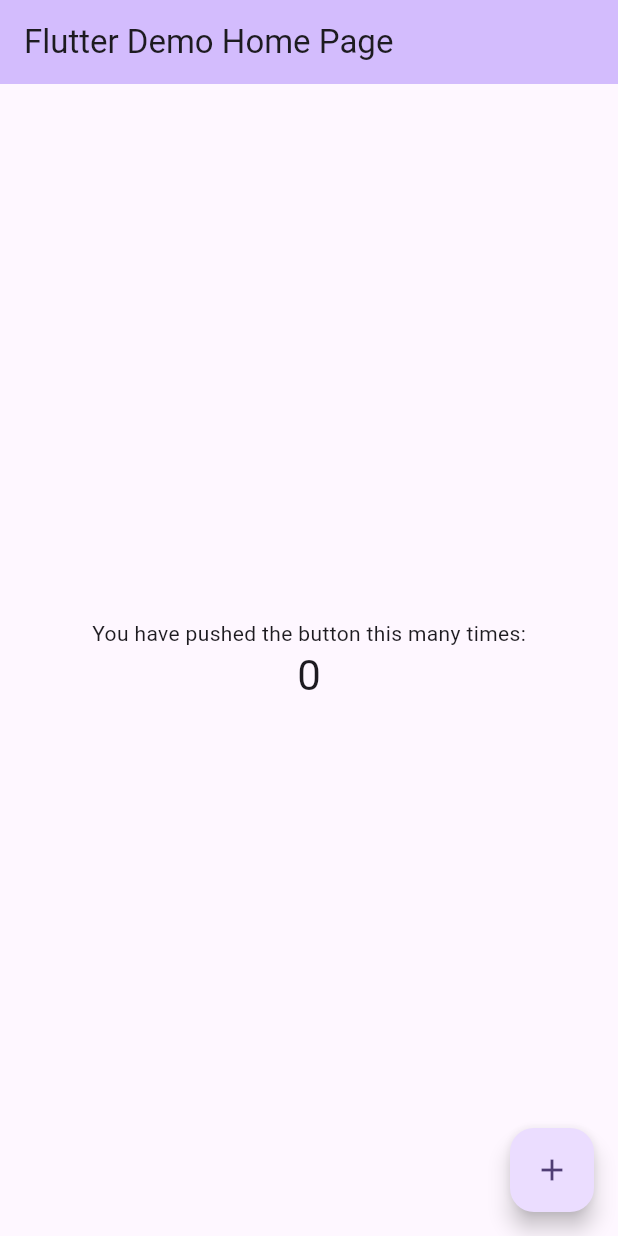
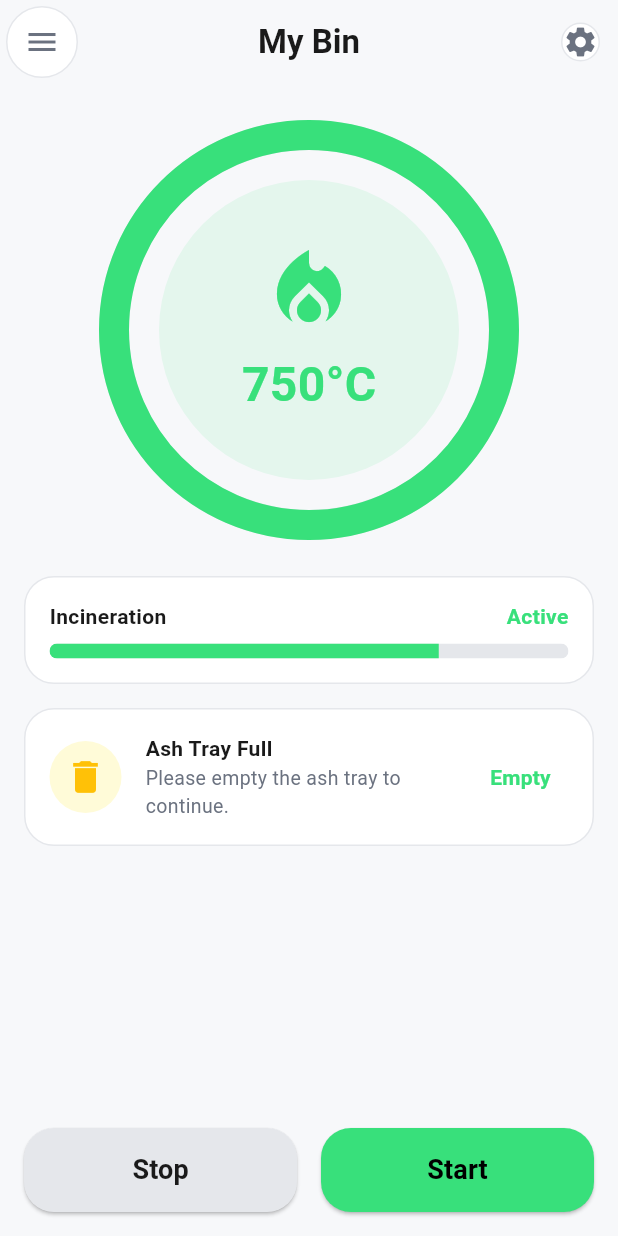
Before and after one commit to sateban/smart-incineration-bin, a Flutter app: the screen it shows after launch, on a phone screen of 412 x 824 dp. Run offline on Flutter 3.47's test engine with Material 3 defaults, Android fonts, the phone set to English and light mode, and no system bars.

Commit message:
feature: activity one

```diff
--- a/lib/main.dart
+++ b/lib/main.dart
@@ -1,122 +1,251 @@
 import 'package:flutter/material.dart';
 
 void main() {
-  runApp(const MyApp());
+  runApp(const SmartBinDashboard());
 }
 
-class MyApp extends StatelessWidget {
-  const MyApp({super.key});
-
-  // This widget is the root of your application.
-  @override
-  Widget build(BuildContext context) {
-    return MaterialApp(
-      title: 'Flutter Demo',
-      theme: ThemeData(
-        // This is the theme of your application.
-        //
-        // TRY THIS: Try running your application with "flutter run". You'll see
-        // the application has a purple toolbar. Then, without quitting the app,
-        // try changing the seedColor in the colorScheme below to Colors.green
-        // and then invoke "hot reload" (save your changes or press the "hot
-        // reload" button in a Flutter-supported IDE, or press "r" if you used
-        // the command line to start the app).
-        //
-        // Notice that the counter didn't reset back to zero; the application
-        // state is not lost during the reload. To reset the state, use hot
-        // restart instead.
-        //
-        // This works for code too, not just values: Most code changes can be
-        // tested with just a hot reload.
-        colorScheme: ColorScheme.fromSeed(seedColor: Colors.deepPurple),
-      ),
-      home: const MyHomePage(title: 'Flutter Demo Home Page'),
-    );
-  }
-}
-
-class MyHomePage extends StatefulWidget {
-  const MyHomePage({super.key, required this.title});
-
-  // This widget is the home page of your application. It is stateful, meaning
-  // that it has a State object (defined below) that contains fields that affect
-  // how it looks.
-
-  // This class is the configuration for the state. It holds the values (in this
-  // case the title) provided by the parent (in this case the App widget) and
-  // used by the build method of the State. Fields in a Widget subclass are
-  // always marked "final".
-
-  final String title;
-
-  @override
-  State<MyHomePage> createState() => _MyHomePageState();
-}
-
-class _MyHomePageState extends State<MyHomePage> {
-  int _counter = 0;
-
-  void _incrementCounter() {
-    setState(() {
-      // This call to setState tells the Flutter framework that something has
-      // changed in this State, which causes it to rerun the build method below
-      // so that the display can reflect the updated values. If we changed
-      // _counter without calling setState(), then the build method would not be
-      // called again, and so nothing would appear to happen.
-      _counter++;
-    });
-  }
+class SmartBinDashboard extends StatelessWidget {
+  const SmartBinDashboard({super.key});
 
   @override
   Widget build(BuildContext context) {
-    // This method is rerun every time setState is called, for instance as done
-    // by the _incrementCounter method above.
-    //
-    // The Flutter framework has been optimized to make rerunning build methods
-    // fast, so that you can just rebuild anything that needs updating rather
-    // than having to individually change instances of widgets.
-    return Scaffold(
-      appBar: AppBar(
-        // TRY THIS: Try changing the color here to a specific color (to
-        // Colors.amber, perhaps?) and trigger a hot reload to see the AppBar
-        // change color while the other colors stay the same.
-        backgroundColor: Theme.of(context).colorScheme.inversePrimary,
-        // Here we take the value from the MyHomePage object that was created by
-        // the App.build method, and use it to set our appbar title.
-        title: Text(widget.title),
-      ),
-      body: Center(
-        // Center is a layout widget. It takes a single child and positions it
-        // in the middle of the parent.
-        child: Column(
-          // Column is also a layout widget. It takes a list of children and
-          // arranges them vertically. By default, it sizes itself to fit its
-          // children horizontally, and tries to be as tall as its parent.
-          //
-          // Column has various properties to control how it sizes itself and
-          // how it positions its children. Here we use mainAxisAlignment to
-          // center the children vertically; the main axis here is the vertical
-          // axis because Columns are vertical (the cross axis would be
-          // horizontal).
-          //
-          // TRY THIS: Invoke "debug painting" (choose the "Toggle Debug Paint"
-          // action in the IDE, or press "p" in the console), to see the
-          // wireframe for each widget.
-          mainAxisAlignment: MainAxisAlignment.center,
-          children: <Widget>[
-            const Text('You have pushed the button this many times:'),
-            Text(
-              '$_counter',
-              style: Theme.of(context).textTheme.headlineMedium,
+    const primaryColor = Color(0xFF38E07B);
+    const backgroundColor = Color(0xFFF7F8FA);
+    const mutedColor = Color(0xFFE5E7EB);
+    const mutedForeground = Color(0xFF6B7280);
+    const cardColor = Colors.white;
+    const foregroundColor = Color(0xFF1A1A1A);
+
+    return MaterialApp(
+      debugShowCheckedModeBanner: false,
+      home: Scaffold(
+        backgroundColor: backgroundColor,
+        appBar: AppBar(
+          backgroundColor: backgroundColor,
+          elevation: 0,
+          title: const Text(
+            "My Bin",
+            style: TextStyle(
+              color: foregroundColor,
+              fontWeight: FontWeight.bold,
+            ),
+          ),
+          centerTitle: true,
+          leading: _circleIcon(Icons.menu, mutedForeground, cardColor, mutedColor),
+          actions: [
+            Padding(
+              padding: const EdgeInsets.only(right: 8.0),
+              child: _circleIcon(Icons.settings, mutedForeground, cardColor, mutedColor),
+            ),
+          ],
+        ),
+        body: Column(
+          children: [
+            const SizedBox(height: 24),
+            // Circular Gauge
+            Center(
+              child: Stack(
+                alignment: Alignment.center,
+                children: [
+                  Container(
+                    width: 280,
+                    height: 280,
+                    decoration: BoxDecoration(
+                      shape: BoxShape.circle,
+                      border: Border.all(color: mutedColor, width: 20),
+                    ),
+                  ),
+                  Transform.rotate(
+                    angle: 0.785, // 45 degrees
+                    child: Container(
+                      width: 280,
+                      height: 280,
+                      decoration: BoxDecoration(
+                        shape: BoxShape.circle,
+                        border: Border.all(color: primaryColor, width: 20),
+                      ),
+                    ),
+                  ),
+                  Container(
+                    width: 200,
+                    height: 200,
+                    decoration: BoxDecoration(
+                      color: primaryColor.withOpacity(0.1),
+                      shape: BoxShape.circle,
+                    ),
+                    child: Column(
+                      mainAxisAlignment: MainAxisAlignment.center,
+                      children: const [
+                        Icon(Icons.local_fire_department,
+                            color: primaryColor, size: 64),
+                        SizedBox(height: 8),
+                        Text(
+                          "750°C",
+                          style: TextStyle(
+                            fontSize: 32,
+                            color: primaryColor,
+                            fontWeight: FontWeight.bold,
+                          ),
+                        ),
+                      ],
+                    ),
+                  ),
+                ],
+              ),
+            ),
+            const SizedBox(height: 24),
+            // Status Card
+            Padding(
+              padding: const EdgeInsets.symmetric(horizontal: 16),
+              child: Column(
+                children: [
+                  Container(
+                    decoration: BoxDecoration(
+                      color: cardColor,
+                      borderRadius: BorderRadius.circular(20),
+                      border: Border.all(color: mutedColor),
+                    ),
+                    padding: const EdgeInsets.all(16),
+                    child: Column(
+                      crossAxisAlignment: CrossAxisAlignment.start,
+                      children: [
+                        Row(
+                          mainAxisAlignment: MainAxisAlignment.spaceBetween,
+                          children: const [
+                            Text("Incineration",
+                                style: TextStyle(
+                                    fontWeight: FontWeight.w600,
+                                    color: foregroundColor)),
+                            Text("Active",
+                                style: TextStyle(
+                                    fontWeight: FontWeight.w600,
+                                    color: primaryColor)),
+                          ],
+                        ),
+                        const SizedBox(height: 8),
+                        ClipRRect(
+                          borderRadius: BorderRadius.circular(50),
+                          child: LinearProgressIndicator(
+                            value: 0.75,
+                            minHeight: 10,
+                            backgroundColor: mutedColor,
+                            valueColor:
+                                const AlwaysStoppedAnimation(primaryColor),
+                          ),
+                        ),
+                      ],
+                    ),
+                  ),
+                  const SizedBox(height: 16),
+                  // Alert card
+                  Container(
+                    decoration: BoxDecoration(
+                      color: cardColor,
+                      borderRadius: BorderRadius.circular(20),
+                      border: Border.all(color: mutedColor),
+                    ),
+                    padding: const EdgeInsets.all(16),
+                    child: Row(
+                      children: [
+                        Container(
+                          width: 48,
+                          height: 48,
+                          decoration: BoxDecoration(
+                            color: Colors.yellow.withOpacity(0.2),
+                            shape: BoxShape.circle,
+                          ),
+                          child: const Icon(Icons.delete,
+                              color: Colors.amber, size: 28),
+                        ),
+                        const SizedBox(width: 16),
+                        const Expanded(
+                          child: Column(
+                            crossAxisAlignment: CrossAxisAlignment.start,
+                            children: [
+                              Text("Ash Tray Full",
+                                  style: TextStyle(
+                                      fontWeight: FontWeight.w600,
+                                      color: foregroundColor)),
+                              Text("Please empty the ash tray to continue.",
+                                  style: TextStyle(
+                                      fontSize: 13, color: mutedForeground)),
+                            ],
+                          ),
+                        ),
+                        TextButton(
+                          onPressed: () {},
+                          child: const Text(
+                            "Empty",
+                            style: TextStyle(
+                                fontWeight: FontWeight.w600,
+                                color: primaryColor),
+                          ),
+                        )
+                      ],
+                    ),
+                  ),
+                ],
+              ),
+            ),
+            const Spacer(),
+            // Bottom Buttons
+            Padding(
+              padding: const EdgeInsets.all(16),
+              child: Row(
+                children: [
+                  Expanded(
+                    child: ElevatedButton(
+                      style: ElevatedButton.styleFrom(
+                        backgroundColor: mutedColor,
+                        foregroundColor: foregroundColor,
+                        shape: RoundedRectangleBorder(
+                          borderRadius: BorderRadius.circular(20),
+                        ),
+                        minimumSize: const Size.fromHeight(56),
+                      ),
+                      onPressed: () {},
+                      child: const Text("Stop",
+                          style: TextStyle(
+                              fontSize: 18, fontWeight: FontWeight.bold)),
+                    ),
+                  ),
+                  const SizedBox(width: 16),
+                  Expanded(
+                    child: ElevatedButton(
+                      style: ElevatedButton.styleFrom(
+                        backgroundColor: primaryColor,
+                        foregroundColor: Colors.black,
+                        shape: RoundedRectangleBorder(
+                          borderRadius: BorderRadius.circular(20),
+                        ),
+                        minimumSize: const Size.fromHeight(56),
+                      ),
+                      onPressed: () {},
+                      child: const Text("Start",
+                          style: TextStyle(
+                              fontSize: 18, fontWeight: FontWeight.bold)),
+                    ),
+                  ),
+                ],
+              ),
             ),
           ],
         ),
       ),
-      floatingActionButton: FloatingActionButton(
-        onPressed: _incrementCounter,
-        tooltip: 'Increment',
-        child: const Icon(Icons.add),
-      ), // This trailing comma makes auto-formatting nicer for build methods.
+    );
+  }
+
+  // helper widget for circular icons
+  static Widget _circleIcon(
+      IconData icon, Color iconColor, Color bg, Color borderColor) {
+    return Container(
+      margin: const EdgeInsets.all(4),
+      decoration: BoxDecoration(
+        color: bg,
+        shape: BoxShape.circle,
+        border: Border.all(color: borderColor),
+      ),
+      child: Icon(icon, color: iconColor),
     );
   }
 }
```
